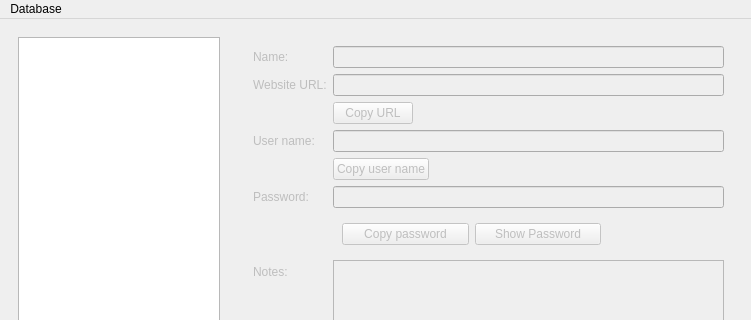
First picture: the form in MainWindow.ui, repository veaceslav/qpass-qt5, before the edit; both pictures show x 0 to 751 and y 0 to 320 of the 751 by 594 pixel window.
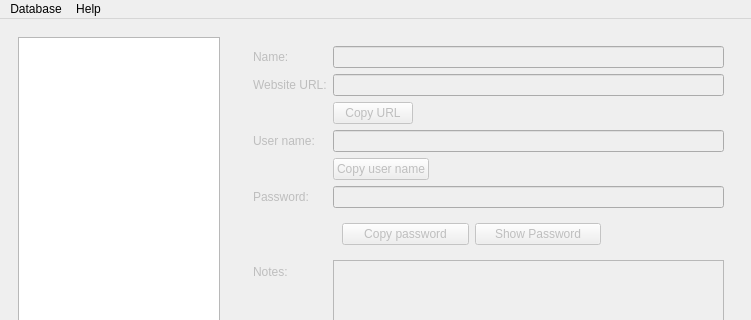
Second picture: the form after the edit.

```diff
--- a/MainWindow.ui
+++ b/MainWindow.ui
@@ -256,7 +256,14 @@
      <string>Database</string>
     </property>
    </widget>
+   <widget class="QMenu" name="menuHelp">
+    <property name="title">
+     <string>Help</string>
+    </property>
+    <addaction name="actionAbout"/>
+   </widget>
    <addaction name="menuFile"/>
+   <addaction name="menuHelp"/>
   </widget>
   <widget class="QStatusBar" name="statusbar"/>
  </widget>
```
Left out of the diff: 5 changed lines with no effect on the pictures.
